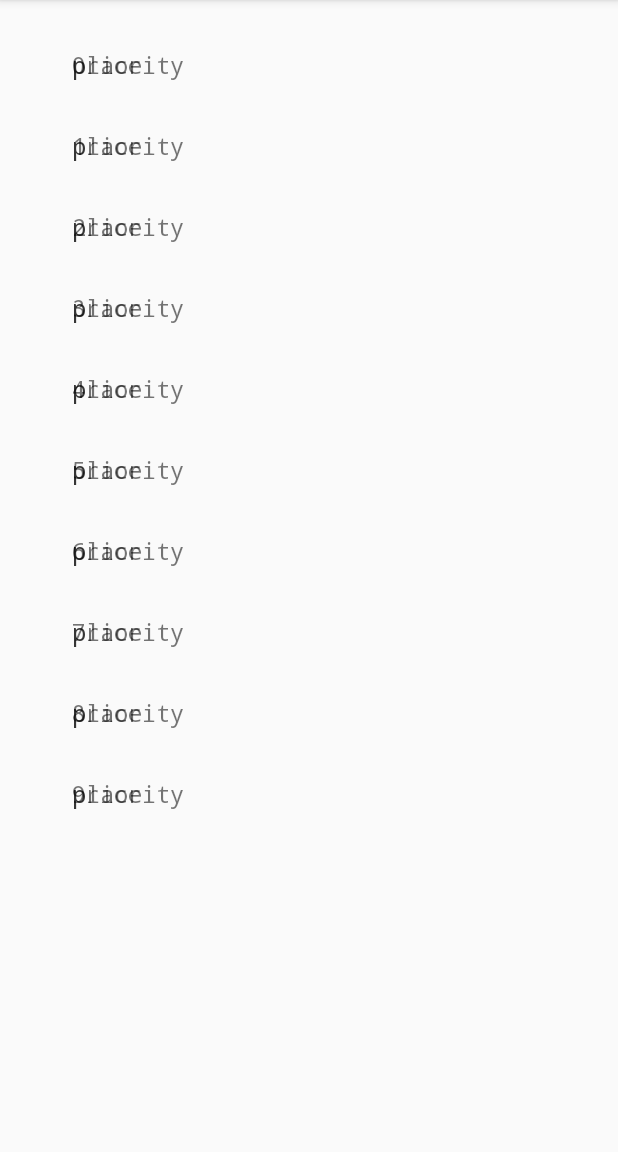
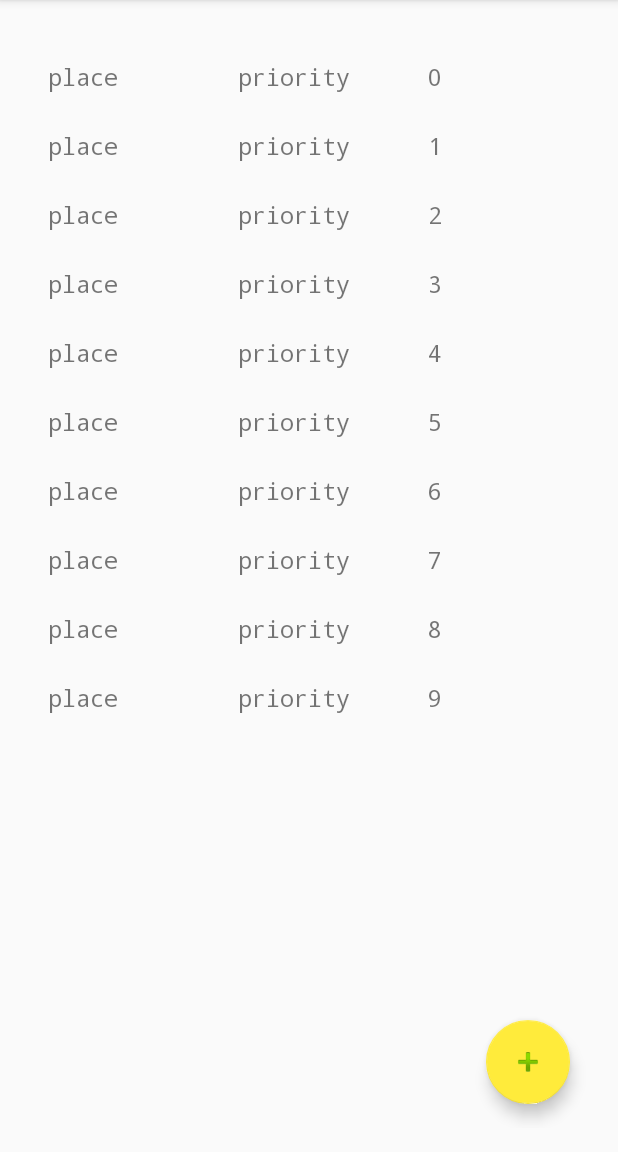
Before and after one commit to charleneferguson11/touristapp, an Android app: the screen it shows after launch (ItineraryActivity), on a phone screen of 412 x 824 dp, the part 84-1236 px from its top. Run offline under Robolectric (Android 15) with nearby library versions, the phone set to English and light mode, and no system bars.

Commit message:
Fix fab button and layout of item list

```diff
--- a/TouristApp/app/src/main/java/dreamteamuk/touristapp/ItineraryActivity.java
+++ b/TouristApp/app/src/main/java/dreamteamuk/touristapp/ItineraryActivity.java
@@ -1,6 +1,7 @@
 package dreamteamuk.touristapp;
 
 import android.content.Context;
+import android.database.sqlite.SQLiteDatabase;
 import android.os.Bundle;
 import android.support.design.widget.FloatingActionButton;
 import android.support.v7.app.AppCompatActivity;
@@ -8,6 +9,7 @@ import android.support.v7.widget.LinearLayoutManager;
 import android.support.v7.widget.RecyclerView;
 import android.view.Menu;
 import android.view.MenuItem;
+import android.view.View;
 import android.widget.Toast;
 
 public class ItineraryActivity extends AppCompatActivity {
@@ -17,6 +19,8 @@ public class ItineraryActivity extends AppCompatActivity {
     private ItineraryAdapter mAdapter;
     // member that holds recyclerview of the itinerary list
     private RecyclerView mItineraryList;
+    // member that holds the database
+    private SQLiteDatabase mItineraryDb;
 
     @Override
     protected void onCreate(Bundle savedInstanceState) {
@@ -32,9 +36,27 @@ public class ItineraryActivity extends AppCompatActivity {
         LinearLayoutManager layoutManager = new LinearLayoutManager(this);
         mItineraryList.setLayoutManager(layoutManager);
 
+        // Create an instance of DbHelper to create the database and tables
+        ItineraryListDbHelper dbHelper = new ItineraryListDbHelper(this);
+        // Create a writable database
+        mItineraryDb = dbHelper.getWritableDatabase();
         mAdapter = new ItineraryAdapter(NUMBER_OF_ITEMS);
         mItineraryList.setAdapter(mAdapter);
     }
+
+    /**
+     * Add item to itinerary list
+     */
+
+    public void addToItineraryList(View view){
+
+    }
+
+
+    //private Cursor getAllDataInTable(){
+
+    //}
+
 
     @Override
     public  boolean onCreateOptionsMenu(Menu menu){
--- a/TouristApp/app/src/main/java/dreamteamuk/touristapp/ItineraryAdapter.java
+++ b/TouristApp/app/src/main/java/dreamteamuk/touristapp/ItineraryAdapter.java
@@ -18,6 +18,7 @@ public class ItineraryAdapter extends RecyclerView.Adapter<ItineraryAdapter.Itin
 
 // Indicate how many views an adapter will hold.
     private int mNumberOfItems;
+
  // Stores the cursor
     private Cursor mCursor;
 
--- a/TouristApp/app/src/main/res/layout/activity_itinerary.xml
+++ b/TouristApp/app/src/main/res/layout/activity_itinerary.xml
@@ -1,5 +1,5 @@
 <?xml version="1.0" encoding="utf-8"?>
-<LinearLayout
+<FrameLayout
     android:id="@+id/activity_itinerary"
     xmlns:android="http://schemas.android.com/apk/res/android"
     xmlns:tools="http://schemas.android.com/tools"
@@ -29,4 +29,4 @@
         android:layout_margin="@dimen/fab_margin"
         android:src="@android:drawable/ic_input_add"/>
 
-</LinearLayout>
+</FrameLayout>
--- a/TouristApp/app/src/main/res/layout/itinerary_list_item.xml
+++ b/TouristApp/app/src/main/res/layout/itinerary_list_item.xml
@@ -1,13 +1,22 @@
 <?xml version="1.0" encoding="utf-8"?>
 <!--This is the layout for the items of the recycler view-->
-<FrameLayout xmlns:android="http://schemas.android.com/apk/res/android"
+<LinearLayout xmlns:android="http://schemas.android.com/apk/res/android"
              android:layout_width="match_parent"
              android:layout_height="wrap_content"
-    android:padding="16dp">
+    android:orientation="vertical"
+    android:paddingTop="24dp">
+
+
+    <LinearLayout
+        android:layout_width="match_parent"
+        android:layout_height="wrap_content"
+        android:orientation="horizontal">
 
     <TextView
-        android:layout_width="wrap_content"
+        android:layout_width="0dp"
+        android:layout_weight="1"
         android:layout_height="wrap_content"
+        android:layout_gravity="center_vertical"
         android:id="@+id/place"
         android:paddingLeft="16dp"
         android:textSize="16sp"
@@ -15,8 +24,10 @@
         android:text="place"/>
 
     <TextView
-        android:layout_width="wrap_content"
+        android:layout_width="0dp"
         android:layout_height="wrap_content"
+        android:layout_weight="1"
+        android:layout_gravity="center_vertical"
         android:id="@+id/priority"
         android:textSize="16sp"
         android:fontFamily="monospace"
@@ -24,14 +35,18 @@
         android:paddingLeft="16dp"/>
 
     <TextView
-        android:layout_width="wrap_content"
+        android:layout_width="0dp"
         android:layout_height="wrap_content"
+        android:layout_weight="1"
+        android:layout_gravity="center_vertical"
         android:id="@+id/item_index"
         android:textSize="16sp"
         android:fontFamily="monospace"
         android:text="index"
         android:paddingLeft="16dp"/>
 
+    </LinearLayout>
 
 
-</FrameLayout>
+
+</LinearLayout>
```
